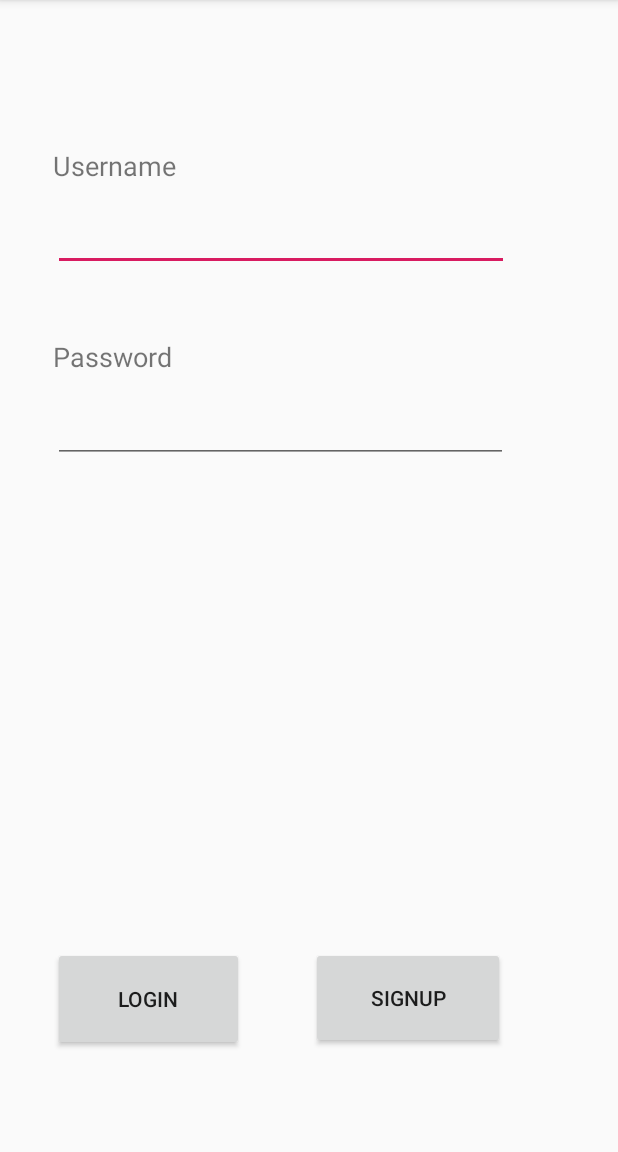
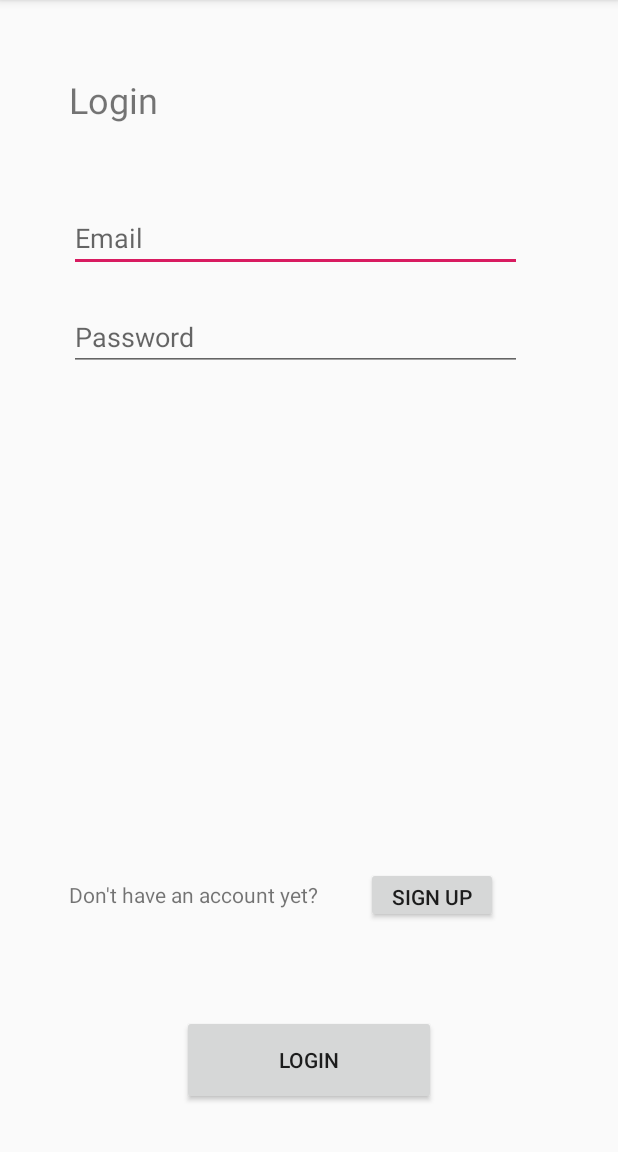
Before and after one commit to SRM-Hackathon/Harshit-Agarwal, an Android app: the screen it shows after launch (MainActivity), on a phone screen of 412 x 824 dp, the part 84-1236 px from its top. Run offline under Robolectric (Android 15) with nearby library versions, the phone set to English and light mode, and no system bars.

Commit message:
2nd push

```diff
--- a/Hackathon/app/src/main/AndroidManifest.xml
+++ b/Hackathon/app/src/main/AndroidManifest.xml
@@ -16,6 +16,7 @@
                 <category android:name="android.intent.category.LAUNCHER" />
             </intent-filter>
         </activity>
+        <activity android:name=".SignupActivity"></activity>
     </application>
 
 </manifest>
--- a/Hackathon/app/src/main/res/layout/activity_main.xml
+++ b/Hackathon/app/src/main/res/layout/activity_main.xml
@@ -7,61 +7,69 @@
     tools:context=".MainActivity">
 
     <TextView
-        android:id="@+id/textView2"
-        android:layout_width="169dp"
-        android:layout_height="37dp"
+        android:id="@+id/textView4"
+        android:layout_width="100dp"
+        android:layout_height="49dp"
         android:layout_alignParentStart="true"
         android:layout_alignParentLeft="true"
         android:layout_alignParentTop="true"
-        android:layout_marginStart="35dp"
-        android:layout_marginLeft="35dp"
-        android:layout_marginTop="98dp"
-        android:text="Username"
-        android:textSize="18sp" />
+        android:layout_marginStart="46dp"
+        android:layout_marginLeft="46dp"
+        android:layout_marginTop="50dp"
+        android:text="Login"
+        android:textSize="24sp" />
 
     <EditText
-        android:id="@+id/editText"
-        android:layout_width="304dp"
+        android:id="@+id/editText4"
+        android:layout_width="302dp"
         android:layout_height="wrap_content"
-        android:layout_below="@+id/textView2"
-        android:layout_alignStart="@+id/textView2"
-        android:layout_marginTop="0dp"
+        android:layout_alignStart="@+id/textView4"
+        android:layout_alignParentTop="true"
+        android:layout_marginTop="136dp"
         android:ems="10"
+        android:hint="Email"
         android:inputType="textEmailAddress" />
 
-    <TextView
-        android:id="@+id/textView3"
-        android:layout_width="172dp"
-        android:layout_height="38dp"
-        android:layout_alignStart="@+id/textView2"
+    <EditText
+        android:id="@+id/editText5"
+        android:layout_width="302dp"
+        android:layout_height="wrap_content"
+        android:layout_alignStart="@+id/textView4"
         android:layout_alignParentTop="true"
-        android:layout_marginTop="225dp"
-        android:text="Password"
-        android:textSize="18sp" />
-
-    <EditText
-        android:id="@+id/editText2"
-        android:layout_width="303dp"
-        android:layout_height="wrap_content"
-        android:layout_below="@+id/textView3"
-        android:layout_alignStart="@+id/textView2"
+        android:layout_marginTop="202dp"
         android:ems="10"
+        android:hint="Password"
         android:inputType="textPassword" />
 
+    <TextView
+        android:id="@+id/textView5"
+        android:layout_width="188dp"
+        android:layout_height="34dp"
+        android:layout_alignStart="@+id/textView4"
+        android:layout_alignParentBottom="true"
+        android:layout_marginBottom="147dp"
+        android:text="Don't have an account yet?" />
+
     <Button
-        android:id="@+id/button"
-        android:layout_width="127dp"
-        android:layout_height="69dp"
-        android:layout_alignStart="@+id/textView2"
+        android:id="@+id/button4"
+        android:layout_width="wrap_content"
+        android:layout_height="37dp"
+        android:layout_alignBottom="@+id/textView5"
+        android:layout_alignParentEnd="true"
+        android:layout_alignParentRight="true"
+        android:layout_marginEnd="80dp"
+        android:layout_marginRight="80dp"
+        android:layout_marginBottom="5dp"
+        android:onClick="signUpHere"
+        android:text="Sign up" />
+
+    <Button
+        android:id="@+id/button6"
+        android:layout_width="169dp"
+        android:layout_height="60dp"
         android:layout_alignParentBottom="true"
-        android:layout_marginBottom="67dp"
+        android:layout_centerHorizontal="true"
+        android:layout_marginBottom="31dp"
         android:text="Login" />
 
-    <Button
-        android:id="@+id/button2"
-        android:layout_width="129dp"
-        android:layout_height="68dp"
-        android:layout_alignTop="@+id/button"
-        android:layout_toEndOf="@+id/textView3"
-        android:text="signup" />
 </RelativeLayout>
```
Also changed, not shown: Hackathon/app/src/main/java/com/example/harshitagrawal/quickmeds/MainActivity.java (+11 -0 lines), Hackathon/app/src/main/java/com/example/harshitagrawal/quickmeds/SignupActivity.java (added, +13 -0 lines), Hackathon/app/src/main/res/layout/signup.xml (+69 -0 lines).
